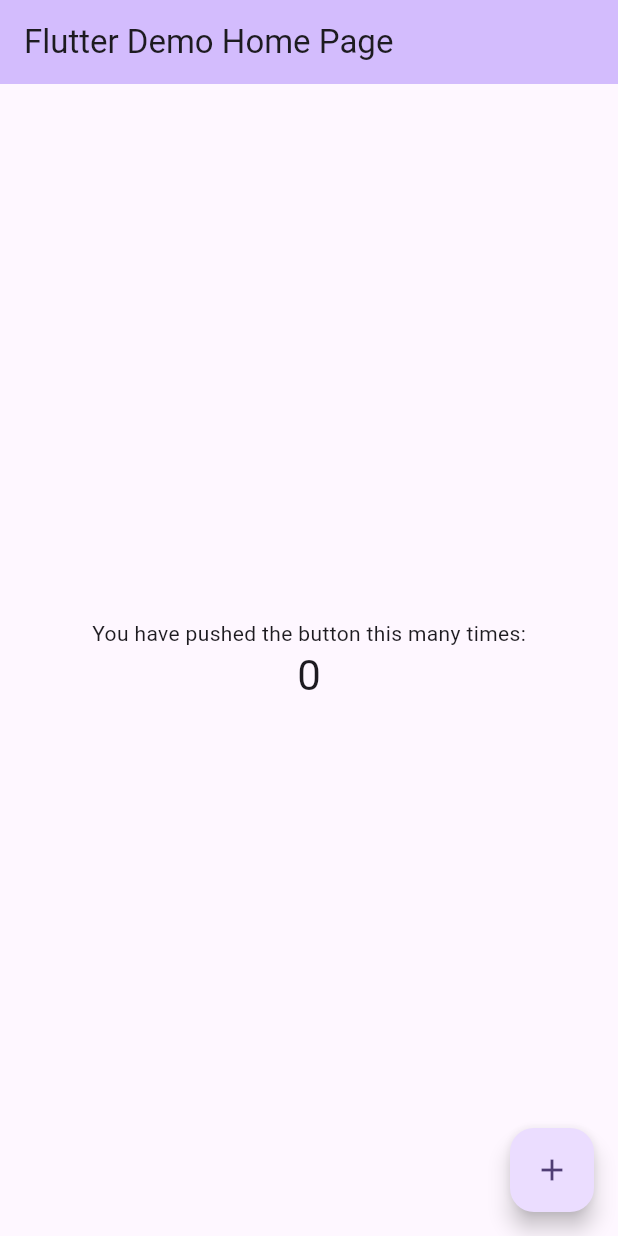
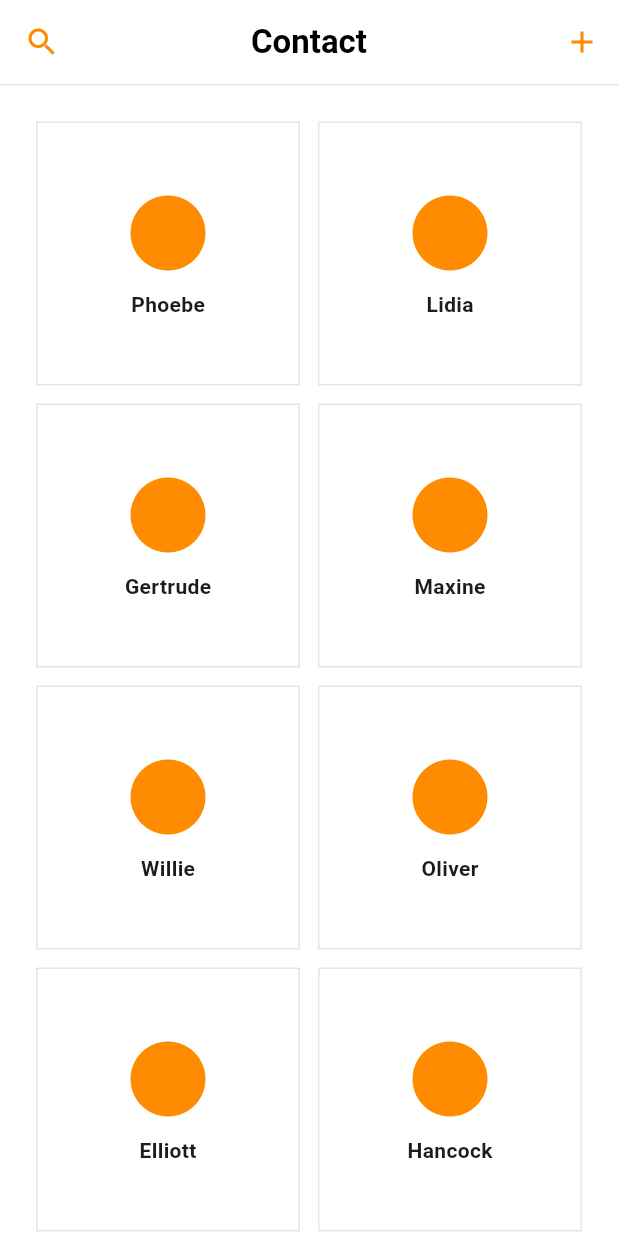
Before and after one commit to Fikrimulya23/trinity-wizards-test, a Flutter app: the screen it shows after launch, on a phone screen of 412 x 824 dp. Run offline on Flutter 3.47's test engine with Material 3 defaults, Android fonts, the phone set to English and light mode, and no system bars.

Commit message:
Create screen 1 & get data from json.data

```diff
--- /dev/null
+++ b/lib/color.dart
@@ -0,0 +1,4 @@
+import 'package:flutter/material.dart';
+
+// Color code: #ff8c00
+Color mainColor = const Color.fromARGB(255, 255, 140, 0);
--- a/lib/main.dart
+++ b/lib/main.dart
@@ -1,4 +1,5 @@
 import 'package:flutter/material.dart';
+import 'package:trinity_wizards_test/screen1/controllers/screen1_controller.dart';
 
 void main() {
   runApp(const MyApp());
@@ -16,7 +17,7 @@ class MyApp extends StatelessWidget {
         colorScheme: ColorScheme.fromSeed(seedColor: Colors.deepPurple),
         useMaterial3: true,
       ),
-      home: const MyHomePage(title: 'Flutter Demo Home Page'),
+      home: const Screen1Controller(),
     );
   }
 }
--- /dev/null
+++ b/lib/screen1/controllers/screen1_controller.dart
@@ -0,0 +1,63 @@
+import 'dart:convert';
+import 'dart:developer';
+
+import 'package:flutter/material.dart';
+import 'package:flutter/services.dart';
+import 'package:trinity_wizards_test/screen1/models/screen1_model.dart';
+import 'package:trinity_wizards_test/screen1/views/screen1_view.dart';
+
+class Screen1Controller extends StatefulWidget {
+  const Screen1Controller({super.key});
+
+  @override
+  State<Screen1Controller> createState() => _Screen1ControllerState();
+}
+
+class _Screen1ControllerState extends State<Screen1Controller> {
+  Future<List<ContactModel>> getData() async {
+    final String response = await rootBundle.loadString('assets/data.json');
+    final data = await jsonDecode(response);
+    List<ContactModel> listContactModel = [];
+
+    // log("data");
+    // log(data[0].toString());
+    for (int i = 0; i < data.length; i++) {
+      listContactModel.add(ContactModel.fromJson(data[i]));
+    }
+    // log(listContactModel[data.length - 1].toJson().toString());
+    return listContactModel;
+  }
+
+  @override
+  Widget build(BuildContext context) {
+    /* return Screen1View(
+      getData: getData,
+    ); */
+    return FutureBuilder<List<ContactModel>>(
+      future: getData(),
+      builder: (context, snapshot) {
+        if (snapshot.connectionState == ConnectionState.waiting) {
+          return const Center(
+            child: CircularProgressIndicator(
+              strokeWidth: 3,
+              color: Colors.white,
+              backgroundColor: Colors.grey,
+            ),
+          );
+        }
+        if (snapshot.connectionState == ConnectionState.waiting) {
+          // return _loadingContainer();
+        }
+        if (snapshot.hasData) {
+          return Screen1View(
+            listContactModel: snapshot.data!,
+          );
+        }
+        if (snapshot.hasError) {
+          // return _errorContainer(snapshot.data.toString());
+        }
+        return const SizedBox();
+      },
+    );
+  }
+}
--- /dev/null
+++ b/lib/screen1/models/screen1_model.dart
@@ -0,0 +1,38 @@
+import 'dart:convert';
+
+class ContactModel {
+  String? id;
+  String? firstName;
+  String? lastName;
+  String? email;
+  String? dob;
+
+  ContactModel({
+    this.id,
+    this.firstName,
+    this.lastName,
+    this.email,
+    this.dob,
+  });
+
+  factory ContactModel.fromRawJson(String str) =>
+      ContactModel.fromJson(json.decode(str));
+
+  String toRawJson() => json.encode(toJson());
+
+  factory ContactModel.fromJson(Map<String, dynamic> json) => ContactModel(
+        id: json["id"],
+        firstName: json["firstName"],
+        lastName: json["lastName"],
+        email: json["email"],
+        dob: json["dob"],
+      );
+
+  Map<String, dynamic> toJson() => {
+        "id": id,
+        "firstName": firstName,
+        "lastName": lastName,
+        "email": email,
+        "dob": dob,
+      };
+}
--- /dev/null
+++ b/lib/screen1/views/screen1_view.dart
@@ -0,0 +1,91 @@
+import 'package:flutter/material.dart';
+import 'package:trinity_wizards_test/color.dart';
+import 'package:trinity_wizards_test/screen1/models/screen1_model.dart';
+
+class Screen1View extends StatelessWidget {
+  const Screen1View({
+    super.key,
+    required this.listContactModel,
+  });
+
+  final List<ContactModel> listContactModel;
+
+  @override
+  Widget build(BuildContext context) {
+    return Scaffold(
+      appBar: AppBar(
+        leading: IconButton(
+          onPressed: () {
+            //
+          },
+          icon: Icon(
+            Icons.search,
+          ),
+        ),
+        actions: [
+          IconButton(
+            onPressed: () {
+              //
+            },
+            icon: Icon(
+              Icons.add,
+            ),
+          ),
+        ],
+        backgroundColor: Colors.white,
+        foregroundColor: mainColor,
+        surfaceTintColor: Colors.white,
+        centerTitle: true,
+        title: const Text(
+          "Contact",
+          style: TextStyle(
+            fontWeight: FontWeight.bold,
+            color: Colors.black,
+          ),
+        ),
+        bottom: PreferredSize(
+          preferredSize: Size.fromHeight(1),
+          child: Divider(
+            height: 1,
+            color: Colors.black.withOpacity(0.1),
+          ),
+        ),
+        shadowColor: Colors.black.withOpacity(0.5),
+      ),
+      backgroundColor: Colors.white,
+      body: GridView.builder(
+        gridDelegate: const SliverGridDelegateWithFixedCrossAxisCount(
+            crossAxisCount: 2, crossAxisSpacing: 12, mainAxisSpacing: 12),
+        padding: const EdgeInsets.fromLTRB(24, 24, 24, 24),
+        itemBuilder: (context, index) {
+          return Container(
+            decoration: BoxDecoration(
+              color: Colors.white,
+              border: Border.all(
+                color: Colors.black.withOpacity(0.1),
+                width: 1,
+              ),
+            ),
+            child: Column(
+              mainAxisAlignment: MainAxisAlignment.center,
+              children: [
+                Icon(
+                  Icons.circle,
+                  size: 60,
+                  color: mainColor,
+                ),
+                const SizedBox(height: 8),
+                Text(
+                  listContactModel[index].firstName!,
+                  style: TextStyle(
+                    fontWeight: FontWeight.bold,
+                  ),
+                ),
+              ],
+            ),
+          );
+        },
+      ),
+    );
+  }
+}
--- a/pubspec.yaml
+++ b/pubspec.yaml
@@ -59,7 +59,8 @@ flutter:
   uses-material-design: true
 
   # To add assets to your application, add an assets section, like this:
-  # assets:
+  assets:
+    - assets/data.json
   #   - images/a_dot_burr.jpeg
   #   - images/a_dot_ham.jpeg
 
```
Also changed, not shown: assets/data.json (added, +136 -0 lines).
